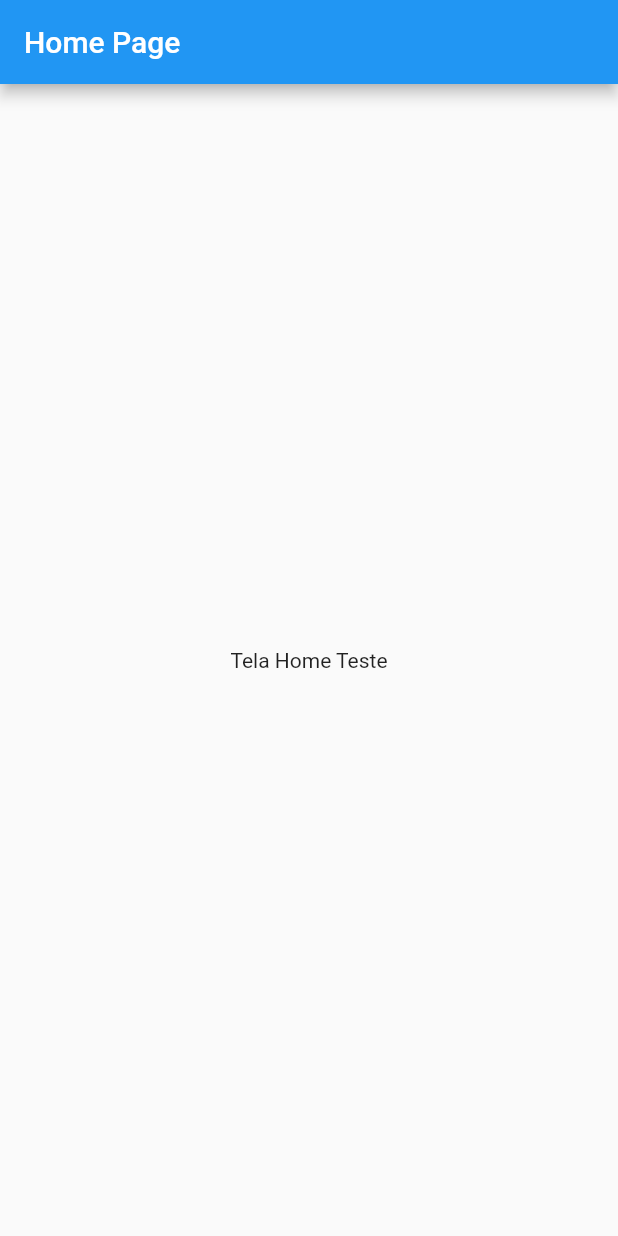
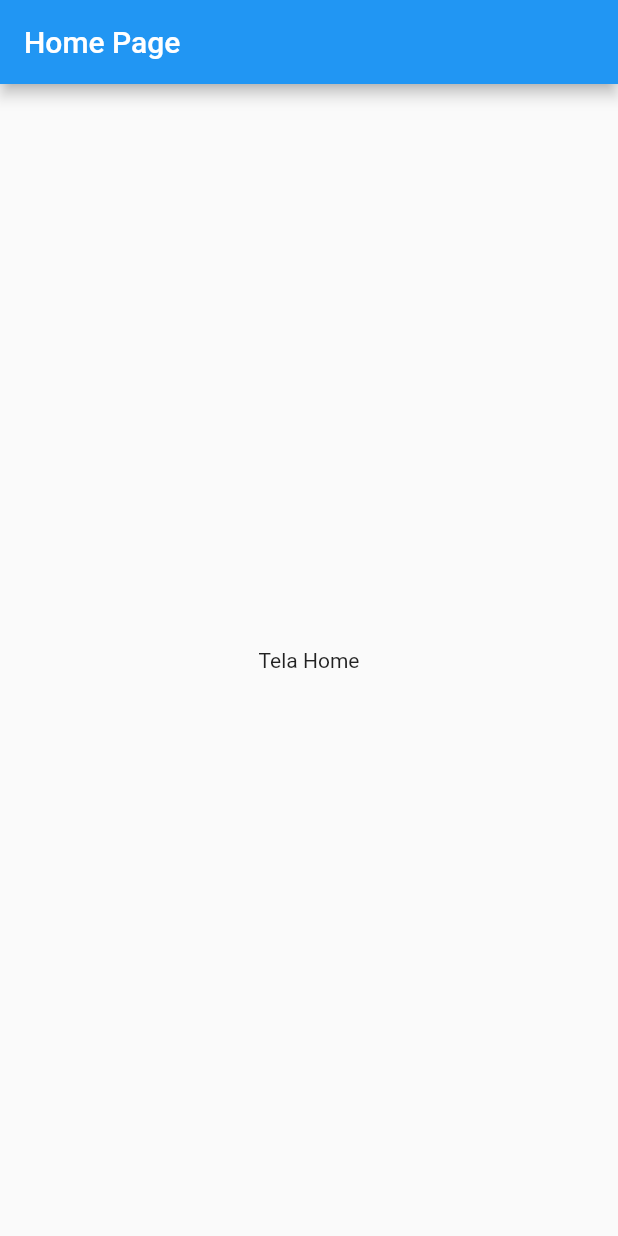
Before and after one commit to VirtualSketch/vs-mobile-app, a Flutter app: the screen it shows after launch, on a phone screen of 412 x 824 dp. Run offline on Flutter 3.47's test engine with Material 2 defaults, Android fonts, the light colour scheme and no system bars; our stand-ins replace flutter_modular.

Commit message:
✨ Mudei nome novamente

```diff
--- a/lib/view/home_view.dart
+++ b/lib/view/home_view.dart
@@ -11,7 +11,7 @@ class HomePage extends StatelessWidget {
       ),
       body: const Center(
         child: Text(
-          'Tela Home Teste',
+          'Tela Home',
         ),
       ),
     );
```
